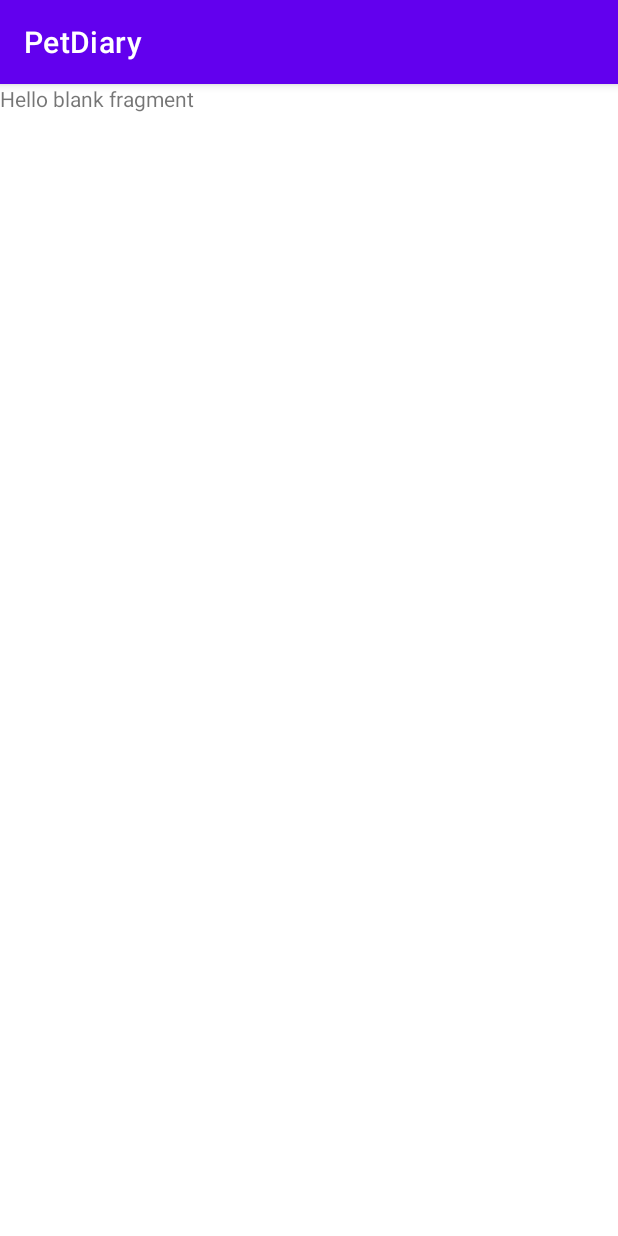
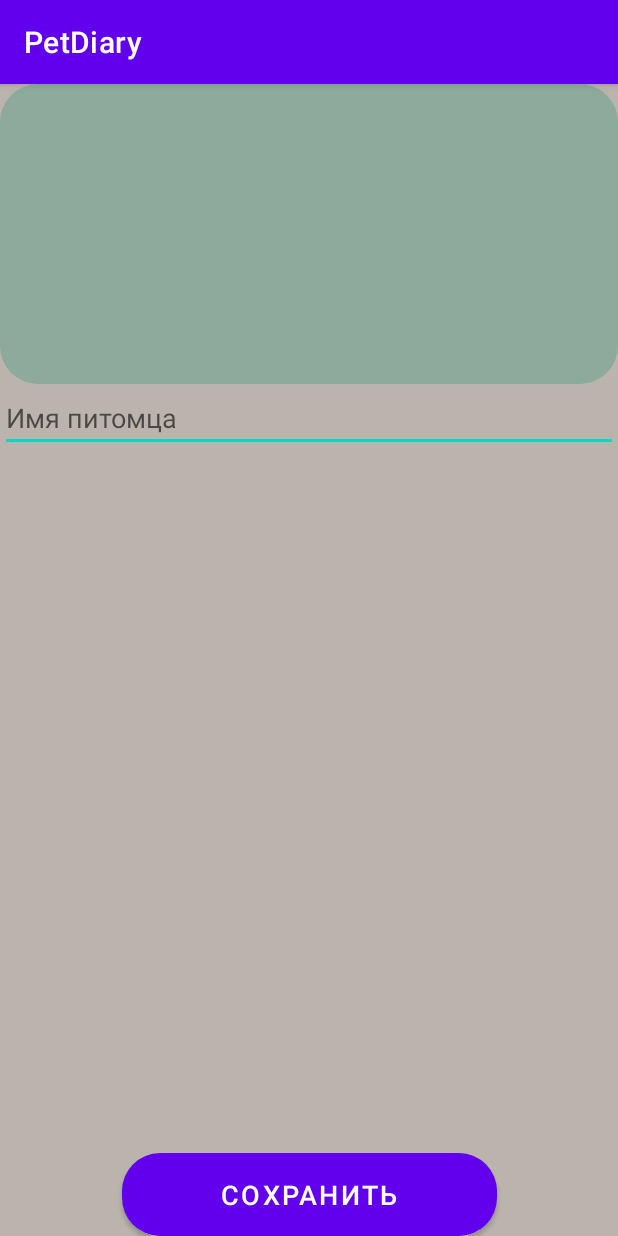
Before and after one commit to BloodyMary8/PetDiary, an Android app: the fragment DetailsFragment shown on its own in the app's theme, on a phone screen of 412 x 824 dp. Run offline under Robolectric (Android 15) with nearby library versions, the phone set to English and light mode, and no system bars.

Commit message:
navigation2

```diff
--- a/app/build.gradle
+++ b/app/build.gradle
@@ -82,4 +82,13 @@ dependencies {
     implementation 'io.reactivex.rxjava3:rxjava:3.1.5'
     implementation 'io.reactivex.rxjava3:rxkotlin:3.0.1'
 
+    def nav_version = "1.0.0-alpha01"
+
+    implementation "android.arch.navigation:navigation-fragment:$nav_version"
+    implementation "android.arch.navigation:navigation-ui:$nav_version"
+
+    // optional - Test helpers
+    //noinspection GradleCompatible
+    implementation 'com.android.support:support-v4:27.1.1'
+    androidTestImplementation "android.arch.navigation:navigation-testing:$nav_version"
 }
--- a/app/src/main/java/com/chernikova/petdiary/DetailsFragment.kt
+++ b/app/src/main/java/com/chernikova/petdiary/DetailsFragment.kt
@@ -5,7 +5,6 @@ import android.os.Bundle
 import android.view.View
 import androidx.fragment.app.Fragment
 import com.chernikova.petdiary.databinding.FragmentDetailsBinding
-import com.chernikova.petdiary.databinding.FragmentFavoriteBinding
 
 
 class DetailsFragment : Fragment(R.layout.fragment_details) {
@@ -17,7 +16,6 @@ class DetailsFragment : Fragment(R.layout.fragment_details) {
         val binding = FragmentDetailsBinding.bind(view)
         fragmentDetailsBinding = binding
 
-
     }
     override fun onDestroyView() {
         // Consider not storing the binding instance in a field, if not needed.
--- a/app/src/main/java/com/chernikova/petdiary/HomeFragment.kt
+++ b/app/src/main/java/com/chernikova/petdiary/HomeFragment.kt
@@ -11,11 +11,11 @@ class HomeFragment : Fragment(R.layout.fragment_home) {
 
         private var fragmentHomeBinding: FragmentHomeBinding? = null
 
+
         override fun onViewCreated(view: View, savedInstanceState: Bundle?) {
             super.onViewCreated(view, savedInstanceState)
             val binding = FragmentHomeBinding.bind(view)
             fragmentHomeBinding = binding
-
 
 
         }
--- /dev/null
+++ b/app/src/main/res/drawable/ic_baseline_arrow_back.xml
@@ -0,0 +1,5 @@
+<vector android:autoMirrored="true" android:height="24dp"
+    android:tint="#FFFFFF" android:viewportHeight="24"
+    android:viewportWidth="24" android:width="24dp" xmlns:android="http://schemas.android.com/apk/res/android">
+    <path android:fillColor="@android:color/white" android:pathData="M20,11H7.83l5.59,-5.59L12,4l-8,8 8,8 1.41,-1.41L7.83,13H20v-2z"/>
+</vector>
--- a/app/src/main/res/drawable/shape.xml
+++ b/app/src/main/res/drawable/shape.xml
@@ -1,5 +1,5 @@
 <?xml version="1.0" encoding="utf-8"?>
 <shape xmlns:android="http://schemas.android.com/apk/res/android">
-    <solid android:color="@color/grey"/>
-    <corners android:radius="90dp"/>
+    <solid android:color="#8EAA9C"/>
+    <corners android:radius="25dp"/>
 </shape>
--- a/app/src/main/res/layout/fragment_details.xml
+++ b/app/src/main/res/layout/fragment_details.xml
@@ -1,14 +1,57 @@
 <?xml version="1.0" encoding="utf-8"?>
-<FrameLayout xmlns:android="http://schemas.android.com/apk/res/android"
+<androidx.constraintlayout.widget.ConstraintLayout xmlns:android="http://schemas.android.com/apk/res/android"
+    xmlns:app="http://schemas.android.com/apk/res-auto"
     xmlns:tools="http://schemas.android.com/tools"
+    android:background="@color/grey"
     android:layout_width="match_parent"
     android:layout_height="match_parent"
-    tools:context=".DetailsFragment">
+    tools:context=".MainActivity">
 
-    <!-- TODO: Update blank fragment layout -->
-    <TextView
+    <FrameLayout
+        android:id="@+id/title"
         android:layout_width="match_parent"
-        android:layout_height="match_parent"
-        android:text="@string/hello_blank_fragment" />
+        android:layout_height="200dp"
+        android:background="@drawable/shape"
+        app:layout_constraintBottom_toTopOf="@id/middle_barrier"
+        app:layout_constraintEnd_toEndOf="parent"
+        app:layout_constraintStart_toStartOf="parent"
+        app:layout_constraintTop_toTopOf="parent"
+        app:layout_constraintVertical_chainStyle="spread" />
 
-</FrameLayout>
+    <androidx.constraintlayout.widget.Barrier
+        android:id="@+id/middle_barrier"
+        android:layout_width="wrap_content"
+        android:layout_height="wrap_content"
+        app:barrierDirection="top"
+        app:constraint_referenced_ids="petname" />
+
+    <EditText
+        android:id="@+id/petname"
+        android:layout_width="0dp"
+        android:layout_height="wrap_content"
+        android:hint="Имя питомца"
+        app:layout_constraintEnd_toEndOf="parent"
+        app:layout_constraintStart_toStartOf="parent"
+        app:layout_constraintTop_toBottomOf="@id/middle_barrier"/>
+
+    <androidx.constraintlayout.widget.Barrier
+        android:id="@+id/bottom_barrier"
+        android:layout_width="wrap_content"
+        android:layout_height="wrap_content"
+        app:barrierDirection="top"
+        app:constraint_referenced_ids="button1" />
+
+    <Button
+        android:id="@+id/button1"
+        android:layout_width="250dp"
+        android:layout_height="55dp"
+        android:background="@drawable/shape"
+        android:text="@string/text_button"
+        android:textSize="18sp"
+        app:layout_constraintTop_toBottomOf="@id/bottom_barrier"
+        app:layout_constraintEnd_toEndOf="parent"
+        app:layout_constraintStart_toStartOf="parent"
+        app:layout_constraintBottom_toBottomOf="parent"
+        app:layout_constraintVertical_chainStyle="spread" />
+
+</androidx.constraintlayout.widget.ConstraintLayout>
--- a/app/src/main/res/menu/top_bar.xml
+++ b/app/src/main/res/menu/top_bar.xml
@@ -6,4 +6,5 @@
         android:title="@string/top_bar_header"
         android:icon="@drawable/ic_top_bar_settings"
         app:showAsAction="ifRoom"/>
+
 </menu>
--- /dev/null
+++ b/app/src/main/res/values/dimens.xml
@@ -0,0 +1,4 @@
+<?xml version="1.0" encoding="utf-8"?>
+<resources>
+    <dimen name="size_16">16</dimen>
+</resources>
--- a/app/src/main/res/values/strings.xml
+++ b/app/src/main/res/values/strings.xml
@@ -16,5 +16,5 @@
     <string name="downloaded_to_gallery">"Сохранено в галерею"</string>
     <string name="open">В галерею</string>
     <string name="text_add_card">Нажмите на кнопку, чтобы создать дневник вашего питомца</string>
-    <string name="text_button">+</string>
+    <string name="text_button">Сохранить</string>
 </resources>
```
